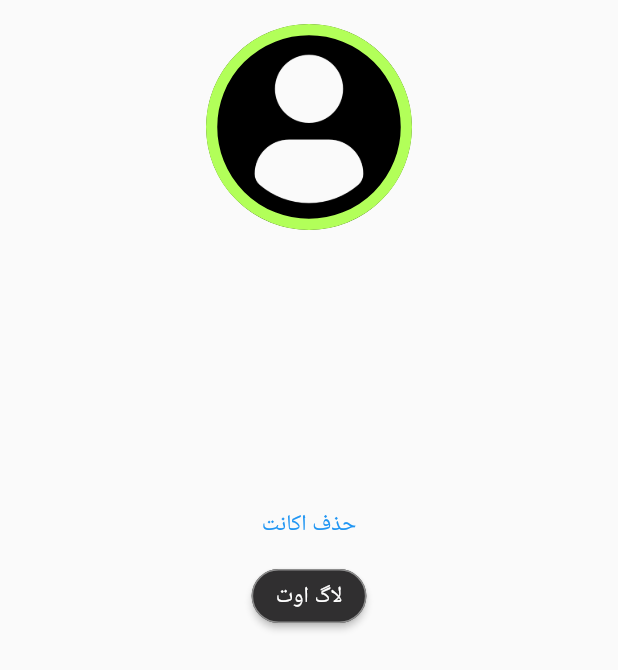
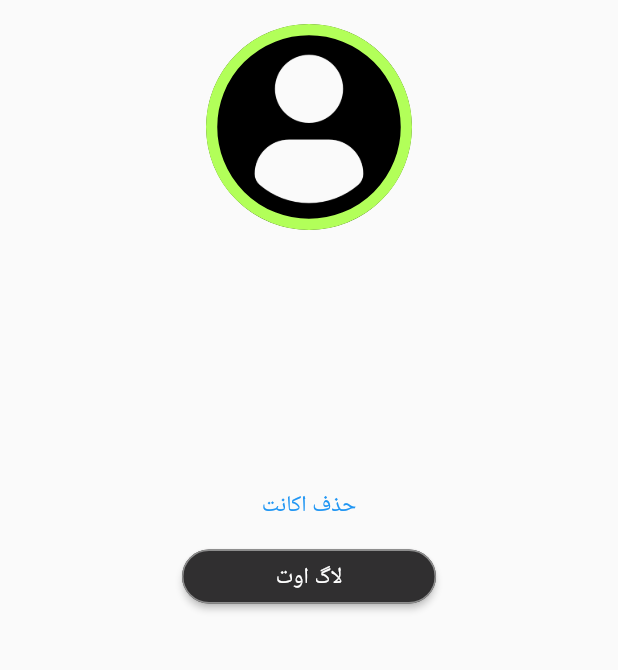
Before and after one commit to dorrin-sot/Mobdev-Game-Project, a Flutter app: the AccountsPageProfile widget shown alone on an empty page, opened directly, on a phone screen of 412 x 824 dp. Shown: the top 670 px of the screen. Run offline on Flutter 3.47's test engine with Material 2 defaults, Android fonts, the phone set to English and light mode, and no system bars; our stand-ins replace animated_text_kit, circular_countdown_timer, confetti, connectivity_plus, curved_navigation_bar, firebase_core and 8 more; missing offline and left inert: cron, pedantic; accounts and stored records are empty; network calls fail; statements that could not run were skipped.

Commit message:
fixed button bar paddings

```diff
--- a/lib/views/navigation_pages/accounts.dart
+++ b/lib/views/navigation_pages/accounts.dart
@@ -1,4 +1,3 @@
-import 'package:auth_buttons/auth_buttons.dart';
 import 'package:flutter/cupertino.dart';
 import 'package:flutter/material.dart';
 import 'package:get/get.dart';
@@ -64,10 +63,13 @@ class AccountsPageProfile extends StatelessWidget {
                   ),
                 )),
             Padding(
-                padding: EdgeInsets.all(16.0),
+                padding: EdgeInsets.symmetric(vertical: 5, horizontal: 20),
                 child: Text(
                   appController.currentUser!.username!,
-                  style: TextStyle(color: Colors.black),
+                  style: TextStyle(
+                      color: Colors.black,
+                      fontSize: 20,
+                      fontWeight: FontWeight.bold),
                 )),
             ButtonBar(
               alignment: MainAxisAlignment.center,
@@ -75,10 +77,13 @@ class AccountsPageProfile extends StatelessWidget {
                   EdgeInsets.symmetric(vertical: 20, horizontal: Get.width / 4),
               children: [
                 TextButton(
+                  child: SizedBox(
+                    width: Get.width / 3,
                     child: Text(
                       'حذف اکانت',
                       textAlign: TextAlign.center,
                       style: TextStyle(fontSize: 15),
+                    ),
                   ),
                   onPressed: () {
                     Get.defaultDialog(
@@ -112,10 +117,13 @@ class AccountsPageProfile extends StatelessWidget {
                   },
                 ),
                 ElevatedButton(
+                  child: SizedBox(
+                    width: Get.width / 3,
                     child: Text(
                       'لاگ اوت',
                       textAlign: TextAlign.center,
                       style: TextStyle(fontSize: 15),
+                    ),
                   ),
                   onPressed: () async {
                     Get.defaultDialog(
@@ -255,18 +263,6 @@ class AccountsPageLogin extends StatelessWidget {
                       "ورود",
                       style: TextStyle(fontFamily: 'Traffic'),
                     ))),
-            Padding(
-                padding: EdgeInsets.all(16.0),
-                child: GoogleAuthButton(
-                  onPressed: () {
-                    // todo your implementation
-                  },
-                  isLoading: false,
-                  style: const AuthButtonStyle(
-                    buttonType: AuthButtonType.secondary,
-                    iconType: AuthIconType.outlined,
-                  ),
-                )),
             Padding(
                 padding: EdgeInsets.all(16.0),
                 child: TextButton(
```
Lines whose indentation alone changed are shown as unchanged.
